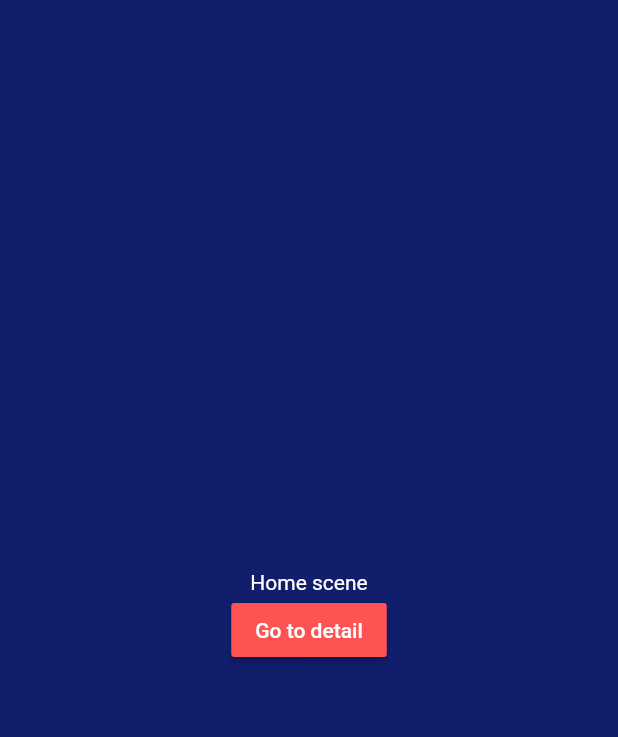
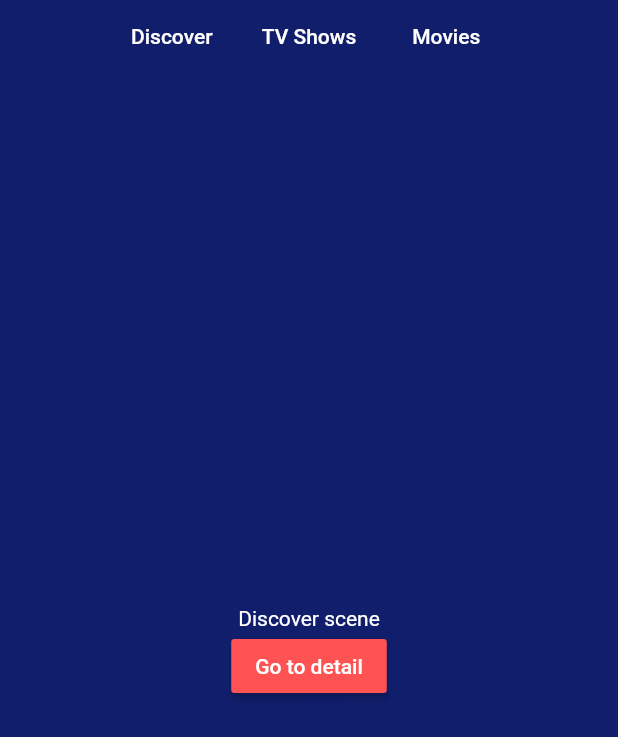
Before and after one commit to ncuillery/10foot_flutter, a Flutter app: the screen it shows after launch, after a tap on "Go to Home", on a phone screen of 412 x 824 dp. Shown: the top 737 px of the screen. Run offline on Flutter 3.47's test engine with Material 2 defaults, Android fonts, the phone set to English and light mode, and no system bars.

Commit message:
Home scene organized in tabs

```diff
--- /dev/null
+++ b/lib/home/discover_tab.dart
@@ -0,0 +1,21 @@
+import 'package:flutter/material.dart';
+
+class DiscoverTab extends StatelessWidget {
+  @override
+  Widget build(BuildContext context) {
+    return Center(
+      child: Column(
+        mainAxisAlignment: MainAxisAlignment.center,
+        children: <Widget>[
+          Text('Discover scene', style: TextStyle(color: Colors.white)),
+          RaisedButton(
+            onPressed: () => Navigator.of(context, rootNavigator: true).pushNamed('/detail'),
+            child: Text('Go to detail'),
+            textColor: Colors.white,
+            color: Colors.redAccent,
+          ),
+        ],
+      ),
+    );
+  }
+}
--- a/lib/home/home_scene.dart
+++ b/lib/home/home_scene.dart
@@ -1,23 +1,48 @@
 import 'package:flutter/material.dart';
 
+import 'discover_tab.dart';
+import 'home_tab_bar.dart';
+import 'movie_tab.dart';
+import 'tvshow_tab.dart';
+
 class HomeScene extends StatelessWidget {
+  final GlobalKey<NavigatorState> navigatorKey = GlobalKey();
+
+  _handleTabPress(routeName) {
+    navigatorKey.currentState.pushNamed(routeName);
+  }
+
   @override
   Widget build(BuildContext context) {
     return Scaffold(
-      body: Center(
-        child: Column(
-          mainAxisAlignment: MainAxisAlignment.center,
-          children: <Widget>[
-            Text('Home scene', style: TextStyle(color: Colors.white)),
-            RaisedButton(
-              onPressed: () => Navigator.pushNamed(context, '/detail'),
-              child: Text('Go to detail'),
-              textColor: Colors.white,
-              color: Colors.redAccent,
+      body: Column(
+        children: <Widget>[
+          HomeTabBar(this._handleTabPress),
+          Expanded(
+            child: Navigator(
+              key: navigatorKey,
+              initialRoute: '/',
+              onGenerateRoute: (RouteSettings settings) {
+                WidgetBuilder builder;
+                switch (settings.name) {
+                  case '/':
+                    builder = (BuildContext _) => DiscoverTab();
+                    break;
+                  case '/tvshow':
+                    builder = (BuildContext _) => TvShowTab();
+                    break;
+                  case '/movie':
+                    builder = (BuildContext _) => MovieTab();
+                    break;
+                  default:
+                    throw Exception('Invalid route: ${settings.name}');
+                }
+                return MaterialPageRoute(builder: builder, settings: settings);
+              }
             ),
-          ],
-        ),
-      ),
+          ),
+        ],
+      )
     );
   }
 }
--- /dev/null
+++ b/lib/home/home_tab_bar.dart
@@ -0,0 +1,31 @@
+import 'package:flutter/material.dart';
+
+class HomeTabBar extends StatelessWidget {
+  final Function onTabPress;
+
+  HomeTabBar(this.onTabPress);
+
+  @override
+  Widget build(BuildContext context) {
+    return Row(
+      mainAxisAlignment: MainAxisAlignment.center,
+      children: <Widget>[
+        FlatButton(
+          onPressed: () => this.onTabPress('/'),
+          child: Text('Discover'),
+          textColor: Colors.white,
+        ),
+        FlatButton(
+          onPressed: () => this.onTabPress('/tvshow'),
+          child: Text('TV Shows'),
+          textColor: Colors.white,
+        ),
+        FlatButton(
+          onPressed: () => this.onTabPress('/movie'),
+          child: Text('Movies'),
+          textColor: Colors.white,
+        ),
+      ],
+    );
+  }
+}
```
Also changed, not shown: lib/home/movie_tab.dart (added, +21 -0 lines), lib/home/tvshow_tab.dart (added, +21 -0 lines), lib/home/home_tab_route.dart (added).
